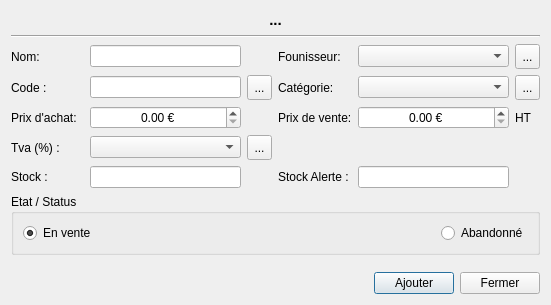
Before: the Qt Designer form src/dialogproduct.ui in cfdev/mcercle, drawn with Qt 5.
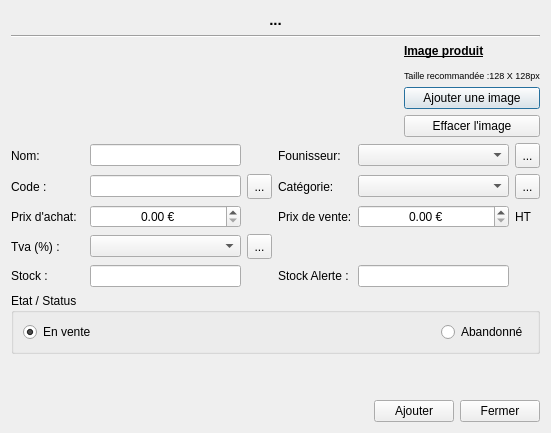
After: the same form once the commit is applied. Icons and pictures are not drawn.

Commit message: TEST: Ajout d'une image pour le produit

The edit to the form file:
```diff
--- a/src/dialogproduct.ui
+++ b/src/dialogproduct.ui
@@ -7,7 +7,7 @@
     <x>0</x>
     <y>0</y>
     <width>551</width>
-    <height>305</height>
+    <height>433</height>
    </rect>
   </property>
   <property name="minimumSize">
@@ -53,6 +53,62 @@
        </property>
       </widget>
      </item>
+     <item>
+      <layout class="QHBoxLayout" name="horizontalLayout_image">
+       <item>
+        <widget class="QLabel" name="label_image">
+         <property name="text">
+          <string/>
+         </property>
+         <property name="pixmap">
+          <pixmap resource="../ressources.qrc">:/app/products</pixmap>
+         </property>
+        </widget>
+       </item>
+       <item>
+        <spacer name="horizontalSpacer_3">
+         <property name="orientation">
+          <enum>Qt::Horizontal</enum>
+         </property>
+         <property name="sizeHint" stdset="0">
+          <size>
+           <width>40</width>
+           <height>20</height>
+          </size>
+         </property>
+        </spacer>
+       </item>
+       <item>
+        <layout class="QVBoxLayout" name="verticalLayout_image">
+         <item>
+          <widget class="QLabel" name="label_txtImg">
+           <property name="text">
+            <string>&lt;html&gt;&lt;head/&gt;&lt;body&gt;&lt;p&gt;&lt;span style=&quot; font-family:'Ubuntu'; font-size:9pt; font-weight:600; text-decoration: underline;&quot;&gt;Image produit&lt;/span&gt;&lt;/p&gt;&lt;p&gt;&lt;span style=&quot; font-family:'Ubuntu'; font-size:7pt;&quot;&gt;Taille recommandée :128 X 128px&lt;/span&gt;&lt;/p&gt;&lt;/body&gt;&lt;/html&gt;</string>
+           </property>
+          </widget>
+         </item>
+         <item>
+          <widget class="QPushButton" name="pushButton_image">
+           <property name="text">
+            <string>Ajouter une image</string>
+           </property>
+          </widget>
+         </item>
+         <item>
+          <widget class="QPushButton" name="pushButton_ClearImage">
+           <property name="text">
+            <string>Effacer l'image</string>
+           </property>
+           <property name="icon">
+            <iconset resource="../ressources.qrc">
+             <normaloff>:/app/quit</normaloff>:/app/quit</iconset>
+           </property>
+          </widget>
+         </item>
+        </layout>
+       </item>
+      </layout>
+     </item>
      <item>
       <layout class="QGridLayout" name="gridLayout">
        <item row="1" column="6">
```
The commit also changes 5 other files.
